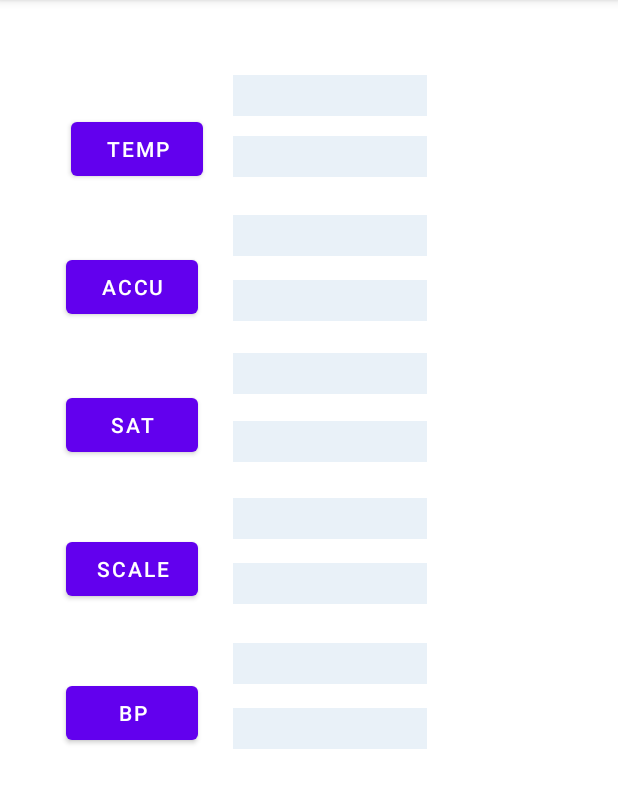
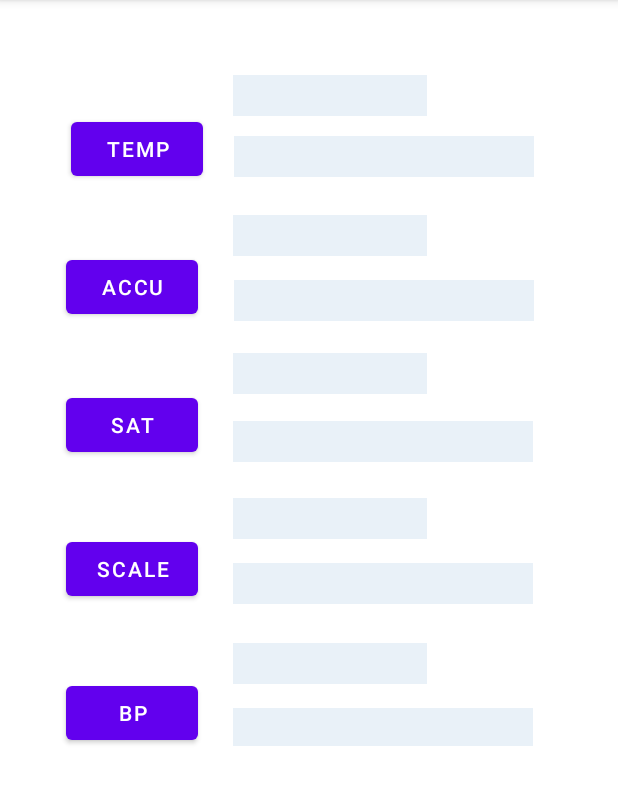
Before and after one commit to nattapong34/ExpertBleLib, an Android app: the screen it shows after launch (MainActivity), on a phone screen of 412 x 824 dp, the part 84-892 px from its top. Run offline under Robolectric (Android 15) with nearby library versions, the phone set to English and light mode, and no system bars; libraries missing offline, so code that uses them is left out: com.github.kittinunf.fuel.

```diff
--- a/app/src/main/res/layout/activity_main.xml
+++ b/app/src/main/res/layout/activity_main.xml
@@ -8,8 +8,8 @@
 
     <TextView
         android:id="@+id/txtBPName"
-        android:layout_width="129dp"
-        android:layout_height="27dp"
+        android:layout_width="200dp"
+        android:layout_height="25dp"
         android:layout_marginStart="23dp"
         android:layout_marginTop="16dp"
         android:layout_marginEnd="127dp"
@@ -48,7 +48,7 @@
 
     <TextView
         android:id="@+id/txtScaleName"
-        android:layout_width="129dp"
+        android:layout_width="200dp"
         android:layout_height="27dp"
         android:layout_marginStart="23dp"
         android:layout_marginTop="16dp"
@@ -88,7 +88,7 @@
 
     <TextView
         android:id="@+id/txtSATName"
-        android:layout_width="129dp"
+        android:layout_width="200dp"
         android:layout_height="27dp"
         android:layout_marginStart="23dp"
         android:layout_marginTop="18dp"
@@ -128,11 +128,11 @@
 
     <TextView
         android:id="@+id/txtAccuName"
-        android:layout_width="129dp"
+        android:layout_width="200dp"
         android:layout_height="27dp"
         android:layout_marginStart="23dp"
         android:layout_marginTop="16dp"
-        android:layout_marginEnd="127dp"
+        android:layout_marginEnd="56dp"
         android:background="#E9F1F8"
         android:shadowColor="#3F51B5"
         android:textSize="16sp"
@@ -166,11 +166,11 @@
 
     <TextView
         android:id="@+id/txtTempName"
-        android:layout_width="129dp"
+        android:layout_width="200dp"
         android:layout_height="27dp"
         android:layout_marginStart="20dp"
         android:layout_marginTop="13dp"
-        android:layout_marginEnd="127dp"
+        android:layout_marginEnd="56dp"
         android:background="#E9F1F8"
         android:shadowColor="#3F51B5"
         android:textSize="16sp"
--- a/expert-ble/src/main/java/com/expert/expert_ble/ExpDevice.kt
+++ b/expert-ble/src/main/java/com/expert/expert_ble/ExpDevice.kt
@@ -106,8 +106,10 @@ open class ExpDevice :ExpBle{
     // rest api expert
     private fun checkDevice(dv:BluetoothDevice):Boolean
     {
-        if (readSetting(dv.address))
+        if (readSetting(dv.address)) {
+            Log.d("DEVICES is registed:","Ready to connect")
             return true
+        }
 
         Log.d("CHECK REGISTER",dv.address)
 
--- a/expert-ble/src/main/java/com/expert/expert_ble/MISCALE.kt
+++ b/expert-ble/src/main/java/com/expert/expert_ble/MISCALE.kt
@@ -63,6 +63,9 @@ class MISCALE(val listener:MISCALEListener, context: Context): ExpDevice(context
             if (newState== BluetoothAdapter.STATE_CONNECTED)
             {
                 gatt!!.discoverServices()
+            }else if (newState==BluetoothAdapter.STATE_DISCONNECTED)
+            {
+                Log.d(DEVICE.name,"DISCONNECTED")
             }
         }
 
--- a/expert-ble/src/main/java/com/expert/expert_ble/SATBLUEDOT.kt
+++ b/expert-ble/src/main/java/com/expert/expert_ble/SATBLUEDOT.kt
@@ -64,6 +64,9 @@ class SATBLUEDOT(val listener:SATBLUEDOTEListener, context: Context): ExpDevice(
             if (newState== BluetoothAdapter.STATE_CONNECTED)
             {
                 gatt!!.discoverServices()
+            }else if (newState==BluetoothAdapter.STATE_DISCONNECTED)
+            {
+                Log.d(DEVICE.name,"DISCONNECTED")
             }
         }
 
--- a/expert-ble/src/main/java/com/expert/expert_ble/TEMPHTD8808E.kt
+++ b/expert-ble/src/main/java/com/expert/expert_ble/TEMPHTD8808E.kt
@@ -61,6 +61,9 @@ class TEMPHTD8808E(val listener:TEMPHTD8808EListener, context: Context): ExpDevi
             if (newState== BluetoothAdapter.STATE_CONNECTED)
             {
                 gatt!!.discoverServices()
+            }else if (newState==BluetoothAdapter.STATE_DISCONNECTED)
+            {
+                Log.d(DEVICE.name,"DISCONNECTED")
             }
         }
 
```
Also changed, not shown: expert-ble/src/main/java/com/expert/expert_ble/ACCUCHECK.kt (+52 -19 lines), expert-ble/src/main/java/com/expert/expert_ble/BPUA651.kt (+19 -4 lines).
